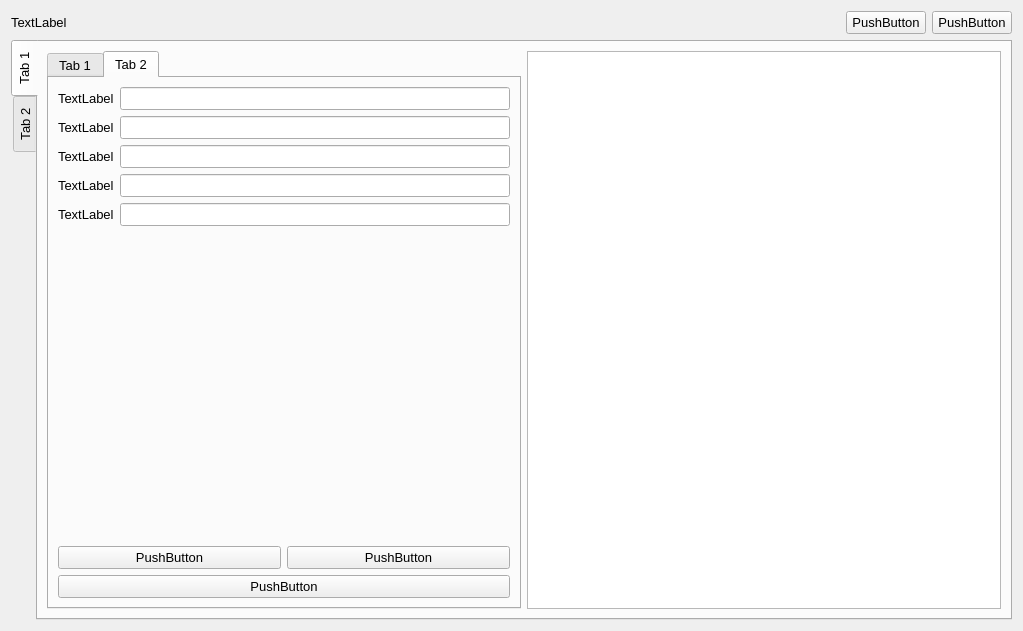
First picture: the form in AP_Project/admin_page.ui, repository alirrah/AP_Project, before the edit.
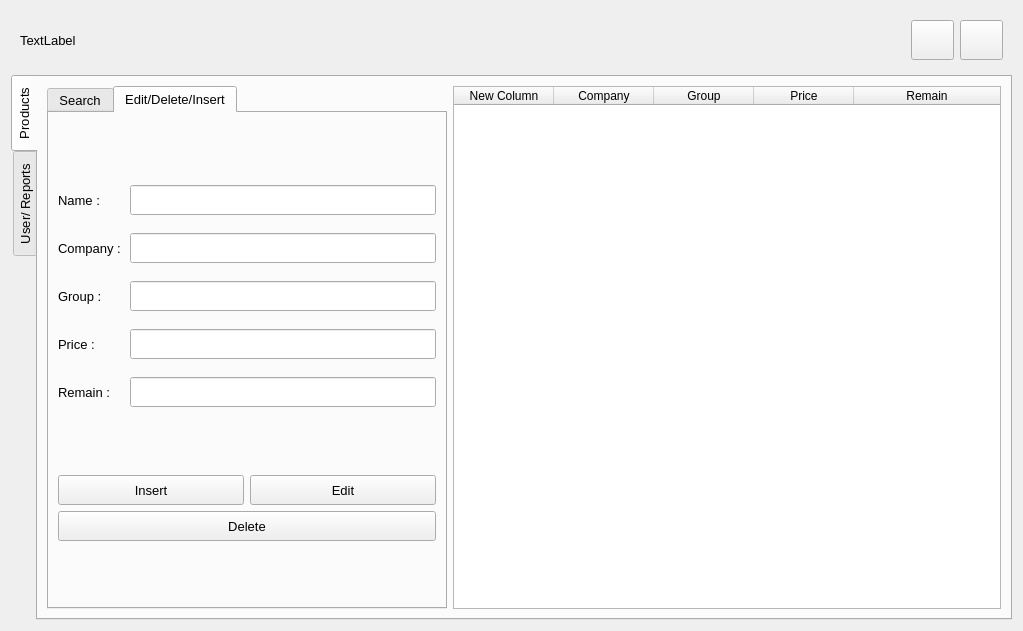
Second picture: the form after the edit. The open tabs and pages were chosen to show the change.

Commit message: resize and rename qwidgets in admin_page.ui

Patch:
```diff
--- a/AP_Project/admin_page.ui
+++ b/AP_Project/admin_page.ui
@@ -15,57 +15,107 @@
   </property>
   <layout class="QVBoxLayout" name="verticalLayout">
    <item>
-    <layout class="QHBoxLayout" name="horizontalLayout">
-     <item>
-      <widget class="QLabel" name="label">
-       <property name="font">
-        <font>
-         <pointsize>10</pointsize>
-        </font>
-       </property>
-       <property name="text">
-        <string>TextLabel</string>
-       </property>
-      </widget>
-     </item>
-     <item>
-      <spacer name="horizontalSpacer">
-       <property name="orientation">
-        <enum>Qt::Horizontal</enum>
-       </property>
-       <property name="sizeHint" stdset="0">
-        <size>
-         <width>40</width>
-         <height>20</height>
-        </size>
-       </property>
-      </spacer>
-     </item>
-     <item>
-      <widget class="QPushButton" name="pushButton_2">
-       <property name="font">
-        <font>
-         <pointsize>10</pointsize>
-        </font>
-       </property>
-       <property name="text">
-        <string>PushButton</string>
-       </property>
-      </widget>
-     </item>
-     <item>
-      <widget class="QPushButton" name="pushButton">
-       <property name="font">
-        <font>
-         <pointsize>10</pointsize>
-        </font>
-       </property>
-       <property name="text">
-        <string>PushButton</string>
-       </property>
-      </widget>
-     </item>
-    </layout>
+    <widget class="QFrame" name="top_panel">
+     <layout class="QHBoxLayout" name="horizontalLayout">
+      <property name="leftMargin">
+       <number>9</number>
+      </property>
+      <property name="topMargin">
+       <number>9</number>
+      </property>
+      <property name="rightMargin">
+       <number>9</number>
+      </property>
+      <property name="bottomMargin">
+       <number>9</number>
+      </property>
+      <item>
+       <widget class="QLabel" name="date_lbl">
+        <property name="minimumSize">
+         <size>
+          <width>0</width>
+          <height>30</height>
+         </size>
+        </property>
+        <property name="font">
+         <font>
+          <pointsize>10</pointsize>
+         </font>
+        </property>
+        <property name="text">
+         <string>TextLabel</string>
+        </property>
+       </widget>
+      </item>
+      <item>
+       <spacer name="horizontalSpacer">
+        <property name="orientation">
+         <enum>Qt::Horizontal</enum>
+        </property>
+        <property name="sizeHint" stdset="0">
+         <size>
+          <width>40</width>
+          <height>20</height>
+         </size>
+        </property>
+       </spacer>
+      </item>
+      <item>
+       <widget class="QPushButton" name="minimize_btn">
+        <property name="sizePolicy">
+         <sizepolicy hsizetype="Fixed" vsizetype="Fixed">
+          <horstretch>0</horstretch>
+          <verstretch>0</verstretch>
+         </sizepolicy>
+        </property>
+        <property name="minimumSize">
+         <size>
+          <width>40</width>
+          <height>40</height>
+         </size>
+        </property>
+        <property name="font">
+         <font>
+          <pointsize>10</pointsize>
+         </font>
+        </property>
+        <property name="cursor">
+         <cursorShape>PointingHandCursor</cursorShape>
+        </property>
+        <property name="text">
+         <string/>
+        </property>
+       </widget>
+      </item>
+      <item>
+       <widget class="QPushButton" name="close_btn">
+        <property name="sizePolicy">
+         <sizepolicy hsizetype="Fixed" vsizetype="Fixed">
+          <horstretch>0</horstretch>
+          <verstretch>0</verstretch>
+         </sizepolicy>
+        </property>
+        <property name="minimumSize">
+         <size>
+          <width>40</width>
+          <height>40</height>
+         </size>
+        </property>
+        <property name="font">
+         <font>
+          <pointsize>10</pointsize>
+         </font>
+        </property>
+        <property name="cursor">
+         <cursorShape>PointingHandCursor</cursorShape>
+        </property>
+        <property name="text">
+         <string/>
+        </property>
+       </widget>
+      </item>
+     </layout>
+    </widget>
    </item>
    <item>
     <widget class="QTabWidget" name="tabWidget">
@@ -82,17 +132,23 @@
      </property>
      <widget class="QWidget" name="tab">
       <attribute name="title">
-       <string>Tab 1</string>
+       <string>Products</string>
       </attribute>
       <layout class="QHBoxLayout" name="horizontalLayout_2">
        <item>
-        <widget class="QTabWidget" name="tabWidget_2">
+        <widget class="QTabWidget" name="tool_tab">
+         <property name="maximumSize">
+          <size>
+           <width>400</width>
+           <height>16777215</height>
+          </size>
+         </property>
          <property name="currentIndex">
           <number>1</number>
          </property>
          <widget class="QWidget" name="tab_4">
           <attribute name="title">
-           <string>Tab 1</string>
+           <string>Search</string>
           </attribute>
           <layout class="QVBoxLayout" name="verticalLayout_3">
            <item>
@@ -197,79 +253,217 @@
          </widget>
          <widget class="QWidget" name="tab_5">
           <attribute name="title">
-           <string>Tab 2</string>
+           <string>Edit/Delete/Insert</string>
           </attribute>
           <layout class="QVBoxLayout" name="verticalLayout_7">
+           <item>
+            <spacer name="verticalSpacer_6">
+             <property name="orientation">
+              <enum>Qt::Vertical</enum>
+             </property>
+             <property name="sizeHint" stdset="0">
+              <size>
+               <width>20</width>
+               <height>40</height>
+              </size>
+             </property>
+            </spacer>
+           </item>
            <item>
             <layout class="QHBoxLayout" name="horizontalLayout_3">
+             <property name="topMargin">
+              <number>6</number>
+             </property>
              <property name="rightMargin">
               <number>0</number>
              </property>
+             <property name="bottomMargin">
+              <number>6</number>
+             </property>
              <item>
               <widget class="QLabel" name="label_2">
+               <property name="minimumSize">
+                <size>
+                 <width>0</width>
+                 <height>30</height>
+                </size>
+               </property>
                <property name="text">
-                <string>TextLabel</string>
+                <string>Name :</string>
                </property>
               </widget>
              </item>
              <item>
-              <widget class="QLineEdit" name="lineEdit_2"/>
+              <widget class="QLineEdit" name="lineEdit_2">
+               <property name="minimumSize">
+                <size>
+                 <width>0</width>
+                 <height>30</height>
+                </size>
+               </property>
+               <property name="maximumSize">
+                <size>
+                 <width>306</width>
+                 <height>16777215</height>
+                </size>
+               </property>
+              </widget>
              </item>
             </layout>
            </item>
            <item>
             <layout class="QHBoxLayout" name="horizontalLayout_4">
+             <property name="topMargin">
+              <number>6</number>
+             </property>
+             <property name="bottomMargin">
+              <number>6</number>
+             </property>
              <item>
               <widget class="QLabel" name="label_3">
+               <property name="minimumSize">
+                <size>
+                 <width>0</width>
+                 <height>30</height>
+                </size>
+               </property>
                <property name="text">
-                <string>TextLabel</string>
+                <string>Company :</string>
                </property>
               </widget>
              </item>
              <item>
-              <widget class="QLineEdit" name="lineEdit_3"/>
+              <widget class="QLineEdit" name="lineEdit_3">
+               <property name="minimumSize">
+                <size>
+                 <width>0</width>
+                 <height>30</height>
+                </size>
+               </property>
+               <property name="maximumSize">
+                <size>
+                 <width>306</width>
+                 <height>16777215</height>
+                </size>
+               </property>
+              </widget>
              </item>
             </layout>
            </item>
            <item>
             <layout class="QHBoxLayout" name="horizontalLayout_5">
+             <property name="topMargin">
+              <number>6</number>
+             </property>
+             <property name="bottomMargin">
+              <number>6</number>
+             </property>
              <item>
               <widget class="QLabel" name="label_4">
+               <property name="minimumSize">
+                <size>
+                 <width>0</width>
+                 <height>30</height>
+                </size>
+               </property>
                <property name="text">
-                <string>TextLabel</string>
+                <string>Group :</string>
                </property>
               </widget>
              </item>
              <item>
-              <widget class="QLineEdit" name="lineEdit_4"/>
+              <widget class="QLineEdit" name="lineEdit_4">
+               <property name="minimumSize">
+                <size>
+                 <width>0</width>
+                 <height>30</height>
+                </size>
+               </property>
+               <property name="maximumSize">
+                <size>
+                 <width>306</width>
+                 <height>16777215</height>
+                </size>
+               </property>
+              </widget>
              </item>
             </layout>
            </item>
            <item>
             <layout class="QHBoxLayout" name="horizontalLayout_6">
+             <property name="topMargin">
+              <number>6</number>
+             </property>
+             <property name="bottomMargin">
+              <number>6</number>
+             </property>
              <item>
               <widget class="QLabel" name="label_5">
+               <property name="minimumSize">
+                <size>
+                 <width>0</width>
+                 <height>30</height>
+                </size>
+               </property>
                <property name="text">
-                <string>TextLabel</string>
+                <string>Price :</string>
                </property>
               </widget>
              </item>
              <item>
-              <widget class="QLineEdit" name="lineEdit_5"/>
+              <widget class="QLineEdit" name="lineEdit_5">
+               <property name="minimumSize">
+                <size>
+                 <width>0</width>
+                 <height>30</height>
+                </size>
+               </property>
+               <property name="maximumSize">
+                <size>
+                 <width>306</width>
+                 <height>16777215</height>
+                </size>
+               </property>
+              </widget>
              </item>
             </layout>
            </item>
            <item>
             <layout class="QHBoxLayout" name="horizontalLayout_12">
+             <property name="topMargin">
+              <number>6</number>
+             </property>
+             <property name="bottomMargin">
+              <number>6</number>
+             </property>
              <item>
               <widget class="QLabel" name="label_10">
+               <property name="minimumSize">
+                <size>
+                 <width>0</width>
+                 <height>30</height>
+                </size>
+               </property>
                <property name="text">
-                <string>TextLabel</string>
+                <string>Remain :</string>
                </property>
               </widget>
              </item>
              <item>
-              <widget class="QLineEdit" name="lineEdit_11"/>
+              <widget class="QLineEdit" name="lineEdit_11">
+               <property name="minimumSize">
+                <size>
+                 <width>0</width>
+                 <height>30</height>
+                </size>
+               </property>
+               <property name="maximumSize">
+                <size>
+                 <width>306</width>
+                 <height>16777215</height>
+                </size>
+               </property>
+              </widget>
              </item>
             </layout>
            </item>
@@ -290,27 +484,58 @@
             <layout class="QGridLayout" name="gridLayout">
              <item row="0" column="0">
               <widget class="QPushButton" name="pushButton_3">
+               <property name="minimumSize">
+                <size>
+                 <width>0</width>
+                 <height>30</height>
+                </size>
+               </property>
                <property name="text">
-                <string>PushButton</string>
+                <string>Insert</string>
                </property>
               </widget>
              </item>
              <item row="0" column="1">
               <widget class="QPushButton" name="pushButton_4">
+               <property name="minimumSize">
+                <size>
+                 <width>0</width>
+                 <height>30</height>
+                </size>
+               </property>
                <property name="text">
-                <string>PushButton</string>
+                <string>Edit</string>
                </property>
               </widget>
              </item>
              <item row="1" column="0" colspan="2">
               <widget class="QPushButton" name="pushButton_5">
+               <property name="minimumSize">
+                <size>
+                 <width>0</width>
+                 <height>30</height>
+                </size>
+               </property>
                <property name="text">
-                <string>PushButton</string>
+                <string>Delete</string>
                </property>
               </widget>
              </item>
             </layout>
            </item>
+           <item>
+            <spacer name="verticalSpacer_5">
+             <property name="orientation">
+              <enum>Qt::Vertical</enum>
+             </property>
+             <property name="sizeHint" stdset="0">
+              <size>
+               <width>20</width>
+               <height>40</height>
+              </size>
+             </property>
+            </spacer>
+           </item>
           </layout>
          </widget>
         </widget>
@@ -318,7 +543,54 @@
        <item>
         <layout class="QVBoxLayout" name="verticalLayout_2">
          <item>
-          <widget class="QTableWidget" name="tableWidget"/>
+          <widget class="QTableWidget" name="product_table">
+           <property name="editTriggers">
+            <set>QAbstractItemView::NoEditTriggers</set>
+           </property>
+           <attribute name="horizontalHeaderStretchLastSection">
+            <bool>true</bool>
+           </attribute>
+           <column>
+            <property name="text">
+             <string>New Column</string>
+            </property>
+            <property name="textAlignment">
+             <set>AlignCenter</set>
+            </property>
+           </column>
+           <column>
+            <property name="text">
+             <string>Company</string>
+            </property>
+            <property name="textAlignment">
+             <set>AlignCenter</set>
+            </property>
+           </column>
+           <column>
+            <property name="text">
+             <string>Group</string>
+            </property>
+            <property name="textAlignment">
+             <set>AlignCenter</set>
+            </property>
+           </column>
+           <column>
+            <property name="text">
+             <string>Price</string>
+            </property>
+            <property name="textAlignment">
+             <set>AlignCenter</set>
+            </property>
+           </column>
+           <column>
+            <property name="text">
+             <string>Remain</string>
+            </property>
+            <property name="textAlignment">
+             <set>AlignCenter</set>
+            </property>
+           </column>
+          </widget>
          </item>
         </layout>
        </item>
@@ -326,7 +598,7 @@
      </widget>
      <widget class="QWidget" name="tab_2">
       <attribute name="title">
-       <string>Tab 2</string>
+       <string>User/ Reports</string>
       </attribute>
       <layout class="QHBoxLayout" name="horizontalLayout_7">
        <item>
```
Left out of the diff: 154 changed lines with no effect on the pictures. The commit also changes 13 other files.
